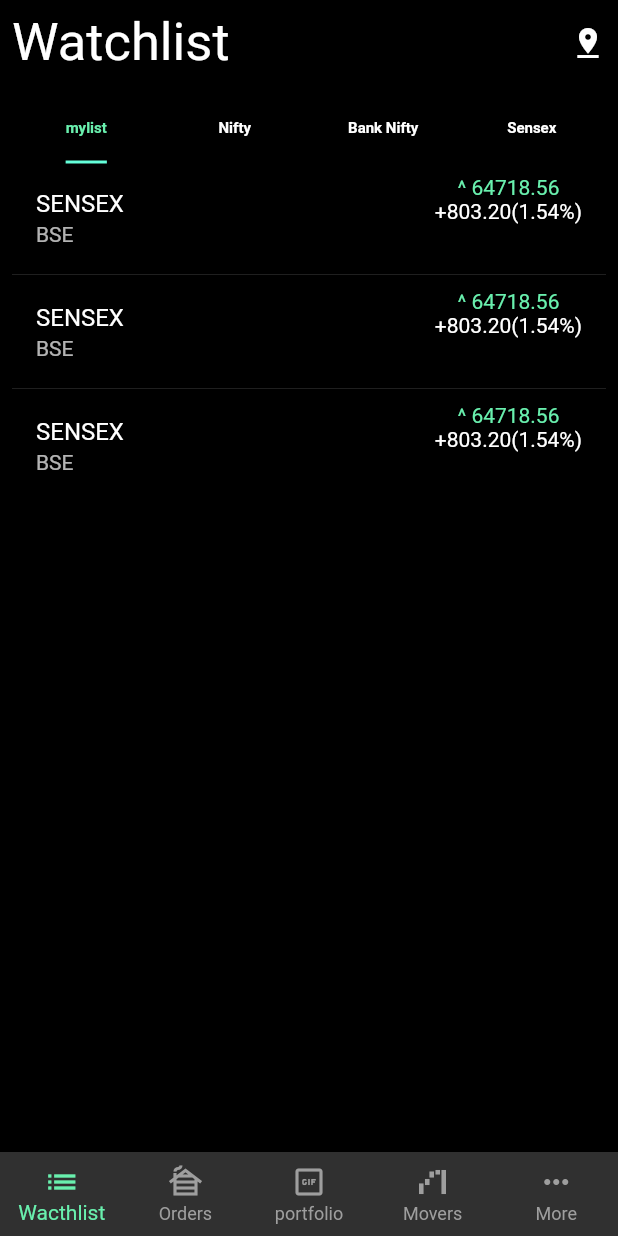
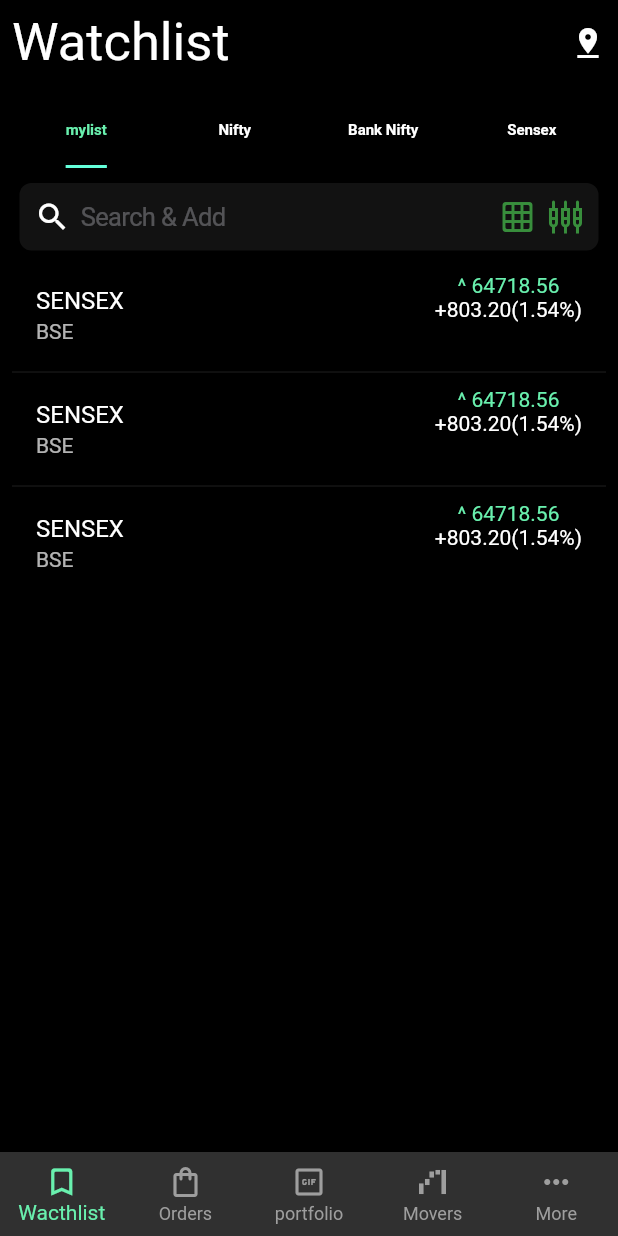
Before and after one commit to SahalCk/Bloc_Demo_Trading, a Flutter app: the screen it shows after launch, on a phone screen of 412 x 824 dp. Run offline on Flutter 3.47's test engine with Material 2 defaults, Android fonts, the phone set to English and light mode, and no system bars; our stand-ins replace bloc, flutter_bloc.

Commit message:
block compleated for search

```diff
--- /dev/null
+++ b/lib/Business_logic/search_bloc/search_bloc.dart
@@ -0,0 +1,27 @@
+import 'dart:async';
+
+import 'package:bloc/bloc.dart';
+import 'package:flutter/material.dart';
+import 'package:meta/meta.dart';
+import 'package:tradeapp_demo/model/models.dart';
+import 'package:tradeapp_demo/presentation/screens/watchlist_screen.dart';
+
+part 'search_event.dart';
+part 'search_state.dart';
+
+class SearchBloc extends Bloc<SearchEvent, SearchState> {
+  SearchBloc() : super(SearchInitial()) {
+    on<OnChangedSearchingEvent>(onChangedSearchingEvent);
+  }
+
+  FutureOr<void> onChangedSearchingEvent(
+      OnChangedSearchingEvent event, Emitter<SearchState> emit) {
+    List<Stock> finalList = [];
+    for (var elemet in WatchListScreen.items) {
+      if (elemet.stockName.toLowerCase().contains(event.searchedQuery)) {
+        finalList.add(elemet);
+      }
+    }
+    emit(UpdatedSearchList(updatedList: finalList));
+  }
+}
--- /dev/null
+++ b/lib/Business_logic/search_bloc/search_event.dart
@@ -0,0 +1,9 @@
+part of 'search_bloc.dart';
+
+@immutable
+abstract class SearchEvent {}
+
+class OnChangedSearchingEvent extends SearchEvent {
+  final String searchedQuery;
+  OnChangedSearchingEvent({required this.searchedQuery});
+}
--- /dev/null
+++ b/lib/Business_logic/search_bloc/search_state.dart
@@ -0,0 +1,12 @@
+part of 'search_bloc.dart';
+
+@immutable
+abstract class SearchState {}
+
+class SearchInitial extends SearchState {}
+
+class UpdatedSearchList extends SearchState {
+  final List<Stock> updatedList;
+
+  UpdatedSearchList({required this.updatedList});
+}
--- a/lib/main.dart
+++ b/lib/main.dart
@@ -1,4 +1,7 @@
 import 'package:flutter/material.dart';
+import 'package:flutter_bloc/flutter_bloc.dart';
+import 'package:tradeapp_demo/Business_logic/Landing_bloc/landing_page_bloc.dart';
+import 'package:tradeapp_demo/Business_logic/search_bloc/search_bloc.dart';
 import 'package:tradeapp_demo/presentation/routes/generated_routes.dart';
 
 void main() {
@@ -11,7 +14,12 @@
   // This widget is the root of your application.
   @override
   Widget build(BuildContext context) {
-    return MaterialApp(
+    return MultiBlocProvider(
+      providers: [
+        BlocProvider(create: (context) => SearchBloc()),
+        BlocProvider(create: (context) => LandingPageBloc())
+      ],
+      child: MaterialApp(
         title: 'Flutter Demo',
         debugShowCheckedModeBanner: false,
 
@@ -19,6 +27,7 @@
         initialRoute: '/',
         onGenerateRoute: RouteGenerator().generateRoute,
         //  home: const MyHomePage(title: 'Flutter Demo Home Page'),
+      ),
     );
   }
 }
--- a/lib/presentation/screens/landingpage.dart
+++ b/lib/presentation/screens/landingpage.dart
@@ -6,11 +6,11 @@
 
 List<BottomNavigationBarItem> bottomNavItems = const <BottomNavigationBarItem>[
   BottomNavigationBarItem(
-    icon: Icon(Icons.list),
+    icon: Icon(Icons.bookmark_border_rounded),
     label: 'Wacthlist',
   ),
   BottomNavigationBarItem(
-    icon: Icon(Icons.cabin),
+    icon: Icon(Icons.shopping_bag_outlined),
     label: 'Orders',
   ),
   BottomNavigationBarItem(
--- a/lib/presentation/widgets/tabbar.dart
+++ b/lib/presentation/widgets/tabbar.dart
@@ -1,5 +1,7 @@
+import 'package:flutter/cupertino.dart';
 import 'package:flutter/material.dart';
 import 'package:tradeapp_demo/presentation/screens/listitems.dart';
+import 'package:tradeapp_demo/presentation/screens/screen_search.dart';
 
 class MyTabBar extends StatelessWidget {
   const MyTabBar({super.key});
@@ -13,12 +15,13 @@
         body: Column(
           children: [
             Container(
-              height: 45,
+              height: 110,
               width: double.infinity,
               decoration: BoxDecoration(
                   color: Colors.black, borderRadius: BorderRadius.circular(25)),
-              child: const Align(
-                child: TabBar(
+              child: Column(
+                children: [
+                  const TabBar(
                     labelStyle:
                         TextStyle(fontSize: 10, fontWeight: FontWeight.bold),
                     indicatorSize: TabBarIndicatorSize.label,
@@ -33,6 +36,68 @@
                       Tab(text: 'Sensex'),
                     ],
                   ),
+                  const SizedBox(
+                    height: 10,
+                  ),
+                  SizedBox(
+                    height: 45,
+                    child: Padding(
+                      padding: const EdgeInsets.symmetric(horizontal: 5.0),
+                      child: CupertinoTextField.borderless(
+                        onTap: () =>
+                            Navigator.of(context).push(MaterialPageRoute(
+                          builder: (context) => SearchPage(),
+                        )),
+                        prefix: const Row(
+                          children: [
+                            SizedBox(
+                              width: 10,
+                            ),
+                            Icon(Icons.search),
+                          ],
+                        ),
+                        suffix: Row(
+                          children: [
+                            Icon(
+                              Icons.grid_on_rounded,
+                              color: Colors.green[700],
+                            ),
+                            const SizedBox(
+                              width: 8,
+                            ),
+                            Icon(
+                              Icons.settings_input_composite_outlined,
+                              color: Colors.green[700],
+                            ),
+                            const SizedBox(
+                              width: 10,
+                            ),
+                          ],
+                        ),
+                        placeholder: 'Search & Add',
+                        decoration: BoxDecoration(
+                            color: const Color.fromARGB(255, 46, 46, 46)
+                                .withOpacity(0.4),
+                            borderRadius: BorderRadius.circular(8)),
+                        // decoration: InputDecoration(
+                        //     enabledBorder: InputBorder.none,
+                        //     contentPadding: const EdgeInsets.only(top: 5),
+                        //     filled: true,
+                        //     fillColor: const Color.fromARGB(255, 46, 46, 46)
+                        //         .withOpacity(0.4),
+                        //     prefixIcon: const Icon(Icons.search),
+                        //     hintText: 'Search & Add',
+                        //     suffixIcon: const Icon(
+                        //       Icons.settings,
+                        //       color: Colors.green,
+                        //     ),
+                        //     border: const OutlineInputBorder(),
+                        //     focusColor: Colors.white,
+                        //     prefixIconColor: Colors.white),
+                      ),
+                    ),
+                  )
+                ],
               ),
             ),
             const Expanded(
```
Also changed, not shown: lib/presentation/screens/screen_search.dart (added, +76 -0 lines). Lines whose indentation alone changed are shown as unchanged.
